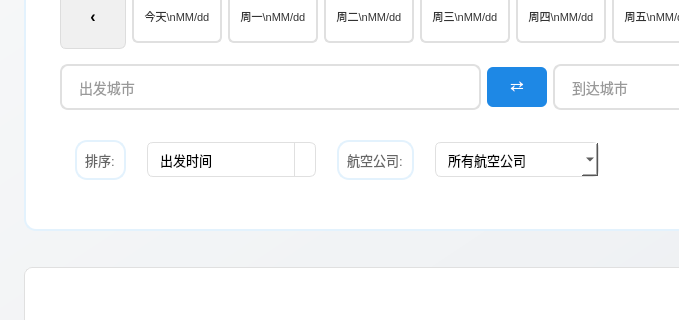
Qt form Client/mainwindow.ui (smallsmallrui214/FlightBookingSystem) before a commit; both pictures show x 0 to 679 and y 246 to 566 of the 1200 by 800 pixel window.
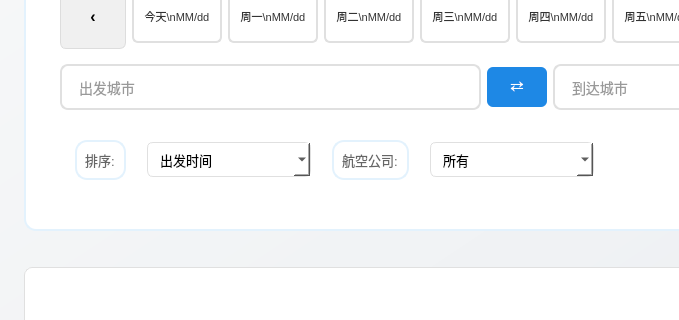
The same form after that commit.

Commit message: 优化了航班筛选和排序的ui

Patch:
```diff
--- a/Client/mainwindow.ui
+++ b/Client/mainwindow.ui
@@ -597,15 +597,6 @@
 
 QComboBox:focus {
     border-color: #1e88e5;
-}
-
-QComboBox::drop-down {
-    subcontrol-origin: padding;
-    subcontrol-position: top right;
-    width: 20px;
-    border-left-width: 1px;
-    border-left-color: #e0e0e0;
-    border-left-style: solid;
 }</string>
            </property>
            <item>
@@ -662,7 +653,7 @@
            </property>
            <item>
             <property name="text">
-             <string>所有航空公司</string>
+             <string>所有</string>
             </property>
            </item>
            <item>
```
Left out of the diff: 4 changed lines with no effect on the pictures.
